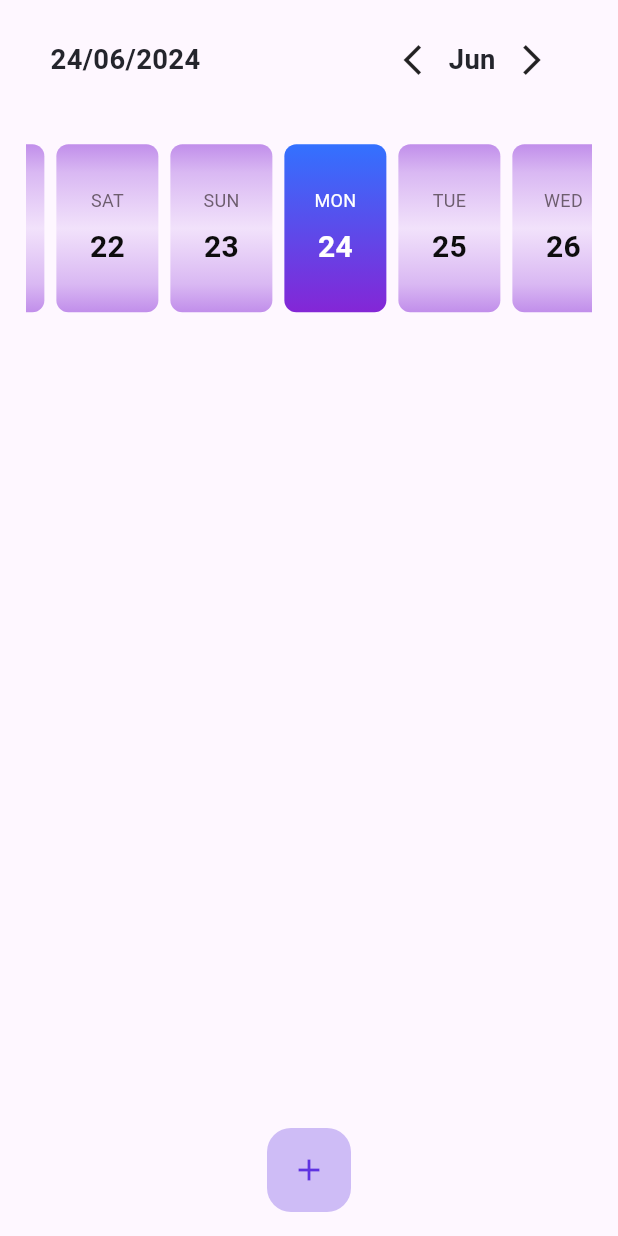
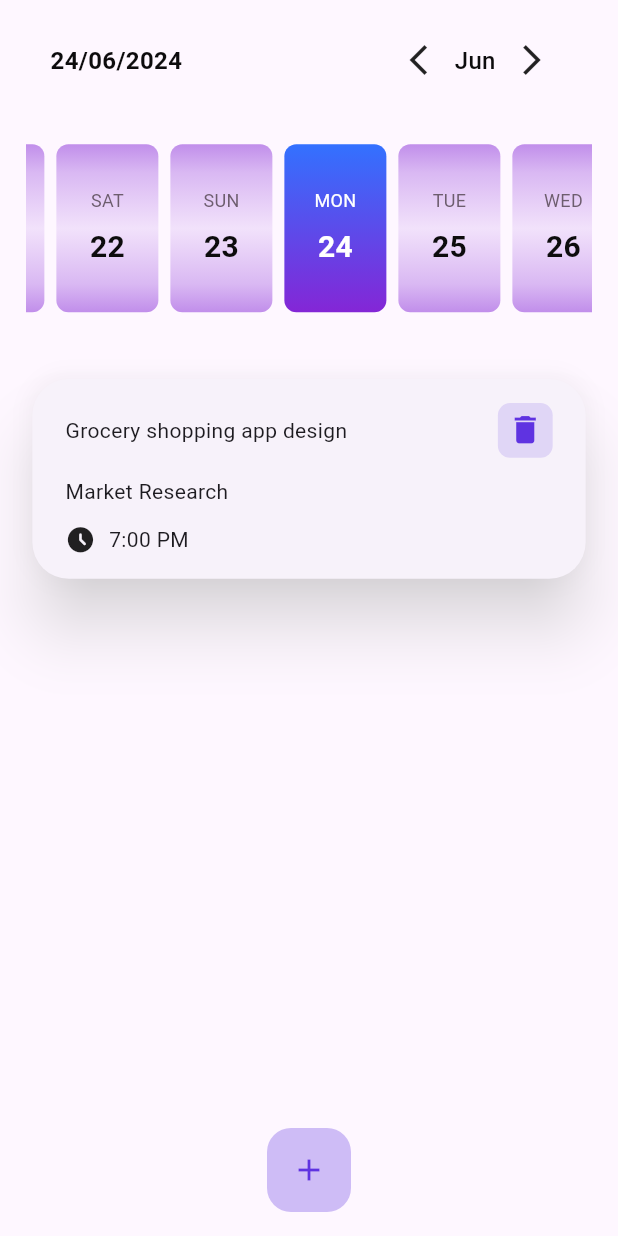
Before and after one commit to mostafaramadanhamed/Task-Ease-App, a Flutter app: the HomeScreen screen opened by its route, on a phone screen of 412 x 824 dp. Run offline on Flutter 3.47's test engine with Material 3 defaults, Android fonts, the phone set to English and light mode, and no system bars; drawn by our look-alikes of easy_date_timeline; our stand-ins replace flutter_screenutil; statements that could not run were skipped.

Commit message:
add task item

```diff
--- a/lib/features/home/presentation/home_screen.dart
+++ b/lib/features/home/presentation/home_screen.dart
@@ -6,6 +6,7 @@ import 'package:task_ease/core/routing/routing_extension.dart';
 import 'package:task_ease/core/styles/colors.dart';
 import 'package:task_ease/core/styles/text_styles.dart';
 import 'package:task_ease/core/utils/spacing_extension.dart';
+import 'package:task_ease/features/home/presentation/widget/task_item.dart';
 class HomeScreen extends StatelessWidget {
   const HomeScreen({super.key});
 
@@ -35,8 +36,8 @@ class HomeScreen extends StatelessWidget {
                 headerProps:  EasyHeaderProps(
                   monthPickerType: MonthPickerType.switcher,
                   dateFormatter: const DateFormatter.fullDateDMY(),
-                  selectedDateStyle: TextStyles.font18Bold,
-                  monthStyle: TextStyles.font18Bold,
+                  selectedDateStyle: TextStyles.font18SemiBold,
+                  monthStyle: TextStyles.font18SemiBold,
                 ),
                 dayProps:  EasyDayProps(
                   dayStructure: DayStructure.dayStrDayNum,
@@ -73,6 +74,8 @@ class HomeScreen extends StatelessWidget {
                   ),
                 ),
               ),
+              32.ph,
+              const TaskItem(),
             ],
           ),
         ),
--- /dev/null
+++ b/lib/features/home/presentation/widget/task_item.dart
@@ -0,0 +1,57 @@
+
+
+import 'package:flutter/material.dart';
+import 'package:flutter_screenutil/flutter_screenutil.dart';
+import 'package:task_ease/core/utils/spacing_extension.dart';
+
+import '../../../../core/styles/colors.dart';
+import '../../../../core/styles/text_styles.dart';
+
+class TaskItem extends StatelessWidget {
+  const TaskItem({
+    super.key,
+  });
+
+  @override
+  Widget build(BuildContext context) {
+    return Card(
+      elevation: 18,
+      shadowColor: Colors.grey.shade50,
+      shape: RoundedRectangleBorder(
+          borderRadius: BorderRadius.circular(24.r)
+      ),
+      child: Padding(
+        padding:EdgeInsets.symmetric(horizontal: 20.w,vertical: 16),
+        child: Column(
+          crossAxisAlignment: CrossAxisAlignment.start,
+          children: [
+            Row(
+              children: [
+                Text("Grocery shopping app design",style: TextStyles.font15Medium,),
+                const Spacer(),
+                Container(
+                    height: 36.h,
+                    width: 36.h,
+                    decoration:BoxDecoration(
+                      borderRadius: BorderRadius.circular(8.r),
+                      color: ColorsManager.kPrimaryColor.withOpacity(0.15),
+                    ),
+                    child: Icon(Icons.delete,size: 24.sp,color: ColorsManager.kPrimaryColor,)),
+              ],
+            ),
+            12.ph,
+            Text("Market Research",style: TextStyles.font18SemiBold,),
+            12.ph,
+            Row(
+              children: [
+                Icon(Icons.access_time_filled_rounded,size: 20.sp,color: ColorsManager.kPrimaryLightColor,),
+                8.pw,
+                Text("7:00 PM",style: TextStyles.font11Medium,)
+              ],
+            )
+          ],
+        ),
+      ),
+    );
+  }
+}
```
